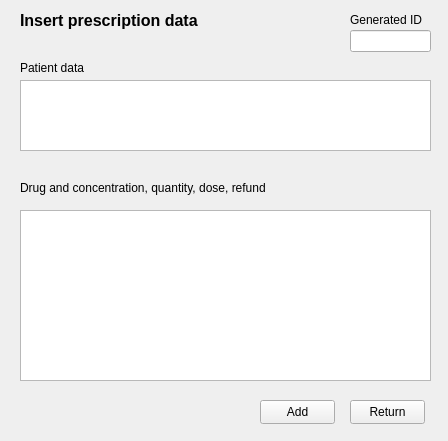
Above: gui/Prescription.ui from FilipHa5/Clinic-Management-PyMongo before the change. Below: the same form after it.
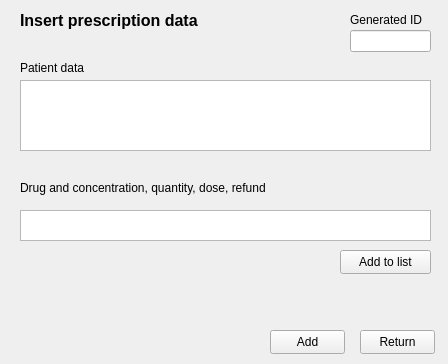
That is the form after the change.

The edit to the form file:
```diff
--- a/gui/Prescription.ui
+++ b/gui/Prescription.ui
@@ -7,7 +7,7 @@
     <x>0</x>
     <y>0</y>
     <width>448</width>
-    <height>441</height>
+    <height>364</height>
    </rect>
   </property>
   <property name="windowTitle">
@@ -78,7 +78,7 @@
      <x>20</x>
      <y>210</y>
      <width>411</width>
-     <height>171</height>
+     <height>31</height>
     </rect>
    </property>
   </widget>
@@ -111,8 +111,8 @@
   <widget class="QPushButton" name="push_button_return">
    <property name="geometry">
     <rect>
-     <x>350</x>
-     <y>400</y>
+     <x>360</x>
+     <y>330</y>
      <width>75</width>
      <height>24</height>
     </rect>
@@ -124,8 +124,8 @@
   <widget class="QPushButton" name="push_button_add">
    <property name="geometry">
     <rect>
-     <x>260</x>
-     <y>400</y>
+     <x>270</x>
+     <y>330</y>
      <width>75</width>
      <height>24</height>
     </rect>
@@ -134,6 +134,19 @@
     <string>Add</string>
    </property>
   </widget>
+  <widget class="QPushButton" name="push_button_add_2">
+   <property name="geometry">
+    <rect>
+     <x>340</x>
+     <y>250</y>
+     <width>91</width>
+     <height>24</height>
+    </rect>
+   </property>
+   <property name="text">
+    <string>Add to list</string>
+   </property>
+  </widget>
  </widget>
  <resources/>
  <connections/>
```
